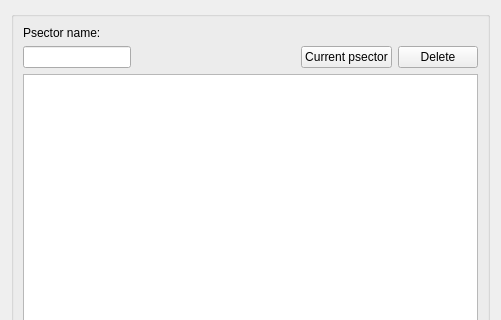
Giswater/giswater_qgis_plugin, file ui/psector_management.ui: the form before one commit; both pictures show x 0 to 501 and y 0 to 320 of the 501 by 786 pixel window.
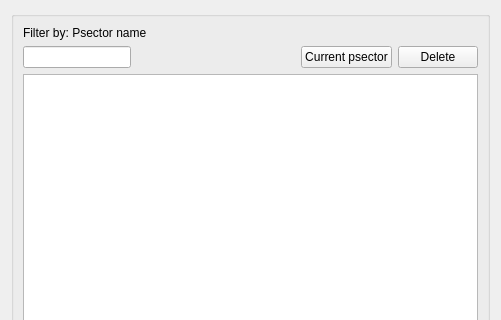
The form after the commit.

```diff
--- a/ui/psector_management.ui
+++ b/ui/psector_management.ui
@@ -43,7 +43,7 @@
       <item row="0" column="0">
        <widget class="QLabel" name="label_psector_name">
         <property name="text">
-         <string>Psector name:</string>
+         <string>Filter by: Psector name</string>
         </property>
        </widget>
       </item>
```
